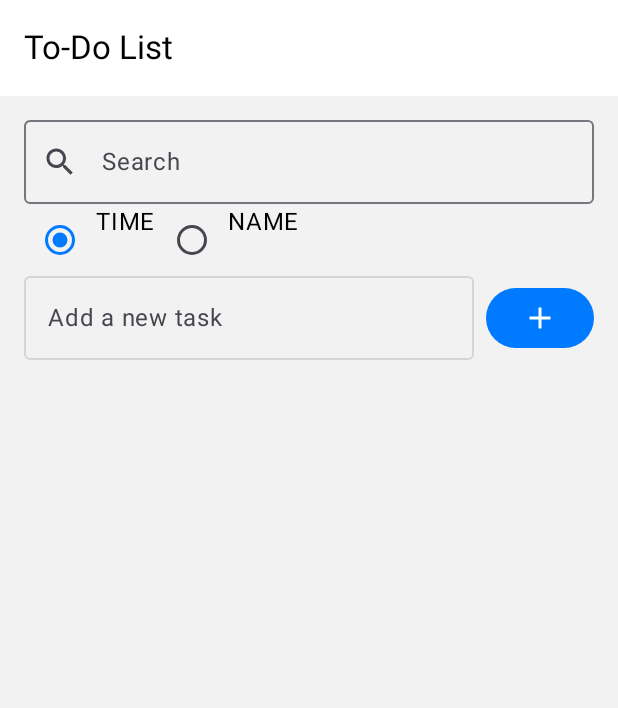
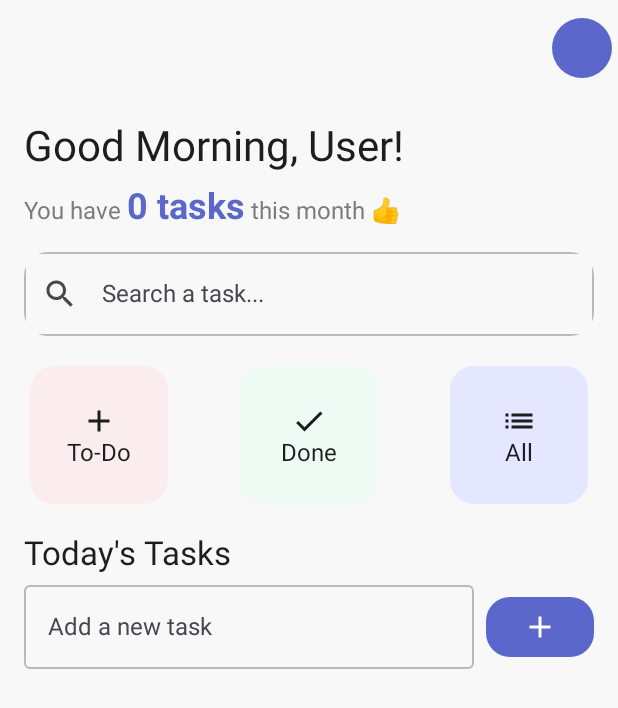
Before and after one commit to LeonixZx/ToDoList2, an Android app built with Jetpack Compose: the screen it shows after launch (MainActivity), on a phone screen of 412 x 824 dp. Shown: the top 708 px of the screen. Run offline under Robolectric (Android 15) with nearby library versions, the phone set to English and light mode, and no system bars; our stand-ins replace AdMob; 3 statements that could not run were skipped.

Commit message:
New Theme 2 with button filter

```diff
--- a/app/src/main/java/com/example/todolist/MainActivity.kt
+++ b/app/src/main/java/com/example/todolist/MainActivity.kt
@@ -3,29 +3,39 @@ package com.example.todolist
 import android.os.Bundle
 import androidx.activity.ComponentActivity
 import androidx.activity.compose.setContent
+import androidx.compose.foundation.ExperimentalFoundationApi
+import androidx.compose.foundation.background
+import androidx.compose.foundation.clickable
 import androidx.compose.foundation.layout.*
 import androidx.compose.foundation.lazy.LazyColumn
 import androidx.compose.foundation.lazy.items
+import androidx.compose.foundation.shape.CircleShape
 import androidx.compose.foundation.shape.RoundedCornerShape
 import androidx.compose.material.icons.Icons
-import androidx.compose.material.icons.filled.Add
-import androidx.compose.material.icons.filled.Delete
+import androidx.compose.material.icons.filled.*
 import androidx.compose.material3.*
 import androidx.compose.runtime.*
 import androidx.compose.ui.Alignment
 import androidx.compose.ui.Modifier
 import androidx.compose.ui.draw.clip
+import androidx.compose.ui.graphics.Color
+import androidx.compose.ui.graphics.vector.ImageVector
+import androidx.compose.ui.text.SpanStyle
+import androidx.compose.ui.text.buildAnnotatedString
+import androidx.compose.ui.text.font.FontWeight
 import androidx.compose.ui.text.style.TextDecoration
+import androidx.compose.ui.text.withStyle
 import androidx.compose.ui.unit.dp
+import androidx.compose.ui.unit.sp
 import androidx.lifecycle.viewmodel.compose.viewModel
-import com.example.todolist.ui.theme.MacOSTheme
-
-import androidx.compose.foundation.ExperimentalFoundationApi
-import androidx.compose.material.icons.filled.Search
-import androidx.compose.ui.graphics.Color
+import com.example.todolist.ui.theme.AppTheme
+import com.example.todolist.ui.theme.AppColors
 import java.text.SimpleDateFormat
 import java.util.*
-
+import androidx.compose.material.icons.filled.CheckCircle
+import androidx.compose.material.icons.filled.List
+import androidx.compose.material.icons.filled.Add
+import androidx.compose.material.icons.filled.Check
 
 class MainActivity : ComponentActivity() {
     private lateinit var adMobManager: AdMobManager
@@ -34,7 +44,7 @@ class MainActivity : ComponentActivity() {
         super.onCreate(savedInstanceState)
         adMobManager = (application as TodoApplication).adMobManager
         setContent {
-            MacOSTheme {
+            AppTheme {
                 TodoApp()
             }
         }
@@ -51,16 +61,24 @@ class MainActivity : ComponentActivity() {
 fun TodoApp(todoViewModel: TodoViewModel = viewModel()) {
     var newTodoText by remember { mutableStateOf("") }
     var searchQuery by remember { mutableStateOf("") }
-    var sortOption by remember { mutableStateOf(SortOption.TIME) }
+    var selectedCategory by remember { mutableStateOf(TaskCategory.ALL) }
 
     Scaffold(
         topBar = {
             TopAppBar(
-                title = { Text("To-Do List") },
+                title = { },
                 colors = TopAppBarDefaults.topAppBarColors(
-                    containerColor = MaterialTheme.colorScheme.surface,
-                    titleContentColor = MaterialTheme.colorScheme.onSurface
-                )
+                    containerColor = MaterialTheme.colorScheme.background,
+                    titleContentColor = MaterialTheme.colorScheme.onBackground
+                ),
+                actions = {
+                    Box(
+                        modifier = Modifier
+                            .size(40.dp)
+                            .clip(CircleShape)
+                            .background(AppColors.Primary)
+                    )
+                }
             )
         }
     ) { innerPadding ->
@@ -70,14 +88,23 @@ fun TodoApp(todoViewModel: TodoViewModel = viewModel()) {
                 .padding(innerPadding)
                 .padding(16.dp)
         ) {
+            Greeting("User")
+            Spacer(modifier = Modifier.height(8.dp))
+            TaskCount(todoViewModel.todos.size)
+            Spacer(modifier = Modifier.height(16.dp))
             SearchBar(
                 query = searchQuery,
                 onQueryChange = { searchQuery = it }
             )
-            SortingOptions(
-                currentOption = sortOption,
-                onOptionSelected = { sortOption = it }
+            Spacer(modifier = Modifier.height(16.dp))
+            CategoryButtons(selectedCategory) { selectedCategory = it }
+            Spacer(modifier = Modifier.height(16.dp))
+            Text(
+                "Today's Tasks",
+                style = MaterialTheme.typography.titleLarge,
+                color = AppColors.DarkText
             )
+            Spacer(modifier = Modifier.height(8.dp))
             TodoInput(
                 value = newTodoText,
                 onValueChange = { newTodoText = it },
@@ -90,7 +117,7 @@ fun TodoApp(todoViewModel: TodoViewModel = viewModel()) {
             )
             Spacer(modifier = Modifier.height(16.dp))
             TodoList(
-                todos = todoViewModel.getTodos(searchQuery, sortOption),
+                todos = todoViewModel.getTodos(searchQuery, selectedCategory),
                 onToggleTodo = { todoViewModel.toggleTodo(it) },
                 onDeleteTodo = { todoViewModel.deleteTodo(it) }
             )
@@ -99,29 +126,106 @@ fun TodoApp(todoViewModel: TodoViewModel = viewModel()) {
 }
 
 @Composable
+fun Greeting(name: String) {
+    val greeting = when (Calendar.getInstance().get(Calendar.HOUR_OF_DAY)) {
+        in 0..11 -> "Good Morning"
+        in 12..16 -> "Good Afternoon"
+        in 17..20 -> "Good Evening"
+        else -> "Good Night"
+    }
+    Text(
+        text = "$greeting, $name!",
+        style = MaterialTheme.typography.headlineMedium,
+        color = AppColors.DarkText
+    )
+}
+
+@Composable
+fun TaskCount(count: Int) {
+    Text(
+        text = buildAnnotatedString {
+            append("You have ")
+            withStyle(style = SpanStyle(
+                color = AppColors.Primary,
+                fontWeight = FontWeight.Bold,
+                fontSize = 24.sp
+            )) {
+                append("$count tasks")
+            }
+            append(" this month 👍")
+        },
+        style = MaterialTheme.typography.bodyLarge,
+        color = AppColors.LightText
+    )
+}
+
+@Composable
 fun SearchBar(query: String, onQueryChange: (String) -> Unit) {
     OutlinedTextField(
         value = query,
         onValueChange = onQueryChange,
-        modifier = Modifier.fillMaxWidth(),
-        placeholder = { Text("Search") },
-        leadingIcon = { Icon(Icons.Default.Search, contentDescription = null) }
+        modifier = Modifier
+            .fillMaxWidth()
+            .clip(RoundedCornerShape(16.dp)),
+        placeholder = { Text("Search a task...") },
+        leadingIcon = { Icon(Icons.Default.Search, contentDescription = null) },
+        colors = OutlinedTextFieldDefaults.colors(
+            focusedBorderColor = AppColors.Primary,
+            unfocusedBorderColor = AppColors.LightText.copy(alpha = 0.5f)
+        )
     )
 }
 
 @Composable
-fun SortingOptions(currentOption: SortOption, onOptionSelected: (SortOption) -> Unit) {
-    Row {
-        SortOption.values().forEach { option ->
-            RadioButton(
-                selected = currentOption == option,
-                onClick = { onOptionSelected(option) }
-            )
-            Text(option.name)
+fun CategoryButtons(selectedCategory: TaskCategory, onCategorySelected: (TaskCategory) -> Unit) {
+    Row(
+        modifier = Modifier.fillMaxWidth(),
+        horizontalArrangement = Arrangement.SpaceBetween
+    ) {
+        CategoryButton(
+            text = "To-Do",
+            icon = Icons.Default.Add,
+            color = AppColors.LightPink,
+            selected = selectedCategory == TaskCategory.TODO,
+            onClick = { onCategorySelected(TaskCategory.TODO) }
+        )
+        CategoryButton(
+            text = "Done",
+            icon = Icons.Default.Check,
+            color = AppColors.LightGreen,
+            selected = selectedCategory == TaskCategory.DONE,
+            onClick = { onCategorySelected(TaskCategory.DONE) }
+        )
+        CategoryButton(
+            text = "All",
+            icon = Icons.Default.List,
+            color = AppColors.LightPurple,
+            selected = selectedCategory == TaskCategory.ALL,
+            onClick = { onCategorySelected(TaskCategory.ALL) }
+        )
+    }
+}
+
+@Composable
+fun CategoryButton(text: String, icon: ImageVector, color: Color, selected: Boolean, onClick: () -> Unit) {
+    Card(
+        modifier = Modifier
+            .size(100.dp)
+            .padding(4.dp)
+            .clickable(onClick = onClick),
+        colors = CardDefaults.cardColors(containerColor = if (selected) color else color.copy(alpha = 0.5f)),
+        shape = RoundedCornerShape(16.dp)
+    ) {
+        Column(
+            modifier = Modifier.fillMaxSize(),
+            horizontalAlignment = Alignment.CenterHorizontally,
+            verticalArrangement = Arrangement.Center
+        ) {
+            Icon(icon, contentDescription = null, tint = AppColors.DarkText)
+            Text(text, color = AppColors.DarkText)
         }
     }
 }
-
 
 @OptIn(ExperimentalMaterial3Api::class)
 @Composable
@@ -134,14 +238,15 @@ fun TodoInput(value: String, onValueChange: (String) -> Unit, onAddTodo: () -> U
             placeholder = { Text("Add a new task") },
             singleLine = true,
             colors = OutlinedTextFieldDefaults.colors(
-                focusedBorderColor = MaterialTheme.colorScheme.primary,
-                unfocusedBorderColor = MaterialTheme.colorScheme.onSurface.copy(alpha = 0.12f)
+                focusedBorderColor = AppColors.Primary,
+                unfocusedBorderColor = AppColors.LightText.copy(alpha = 0.5f)
             )
         )
         Spacer(modifier = Modifier.width(8.dp))
         Button(
             onClick = onAddTodo,
-            colors = ButtonDefaults.buttonColors(containerColor = MaterialTheme.colorScheme.primary)
+            colors = ButtonDefaults.buttonColors(containerColor = AppColors.Primary),
+            shape = RoundedCornerShape(16.dp)
         ) {
             Icon(Icons.Default.Add, contentDescription = "Add todo")
         }
@@ -173,7 +278,8 @@ fun TodoItem(todo: Todo, onToggle: () -> Unit, onDelete: () -> Unit, modifier: M
         modifier = modifier
             .fillMaxWidth()
             .padding(vertical = 4.dp),
-        elevation = CardDefaults.cardElevation(defaultElevation = 2.dp)
+        elevation = CardDefaults.cardElevation(defaultElevation = 2.dp),
+        shape = RoundedCornerShape(16.dp)
     ) {
         Row(
             modifier = Modifier
@@ -190,7 +296,7 @@ fun TodoItem(todo: Todo, onToggle: () -> Unit, onDelete: () -> Unit, modifier: M
                 Text(
                     text = SimpleDateFormat("MMM dd, yyyy 'at' h:mm a", Locale.getDefault()).format(Date(todo.createdAt)),
                     style = MaterialTheme.typography.bodySmall,
-                    color = MaterialTheme.colorScheme.onSurfaceVariant
+                    color = AppColors.LightText
                 )
             }
             Spacer(modifier = Modifier.width(8.dp))
@@ -198,12 +304,14 @@ fun TodoItem(todo: Todo, onToggle: () -> Unit, onDelete: () -> Unit, modifier: M
                 onClick = { onToggle() },
                 label = { Text(if (todo.isCompleted) "Completed" else "Pending") },
                 colors = AssistChipDefaults.assistChipColors(
-                    containerColor = if (todo.isCompleted) Color(0xFF4CAF50) else Color(0xFFFFA000)
+                    containerColor = if (todo.isCompleted) AppColors.LightGreen else AppColors.LightPink
                 )
             )
             IconButton(onClick = onDelete) {
-                Icon(Icons.Default.Delete, contentDescription = "Delete")
+                Icon(Icons.Default.Delete, contentDescription = "Delete", tint = AppColors.Secondary)
             }
         }
     }
 }
+
+enum class TaskCategory { TODO, DONE, ALL }
--- a/app/src/main/java/com/example/todolist/TodoViewModel.kt
+++ b/app/src/main/java/com/example/todolist/TodoViewModel.kt
@@ -69,4 +69,19 @@ class TodoViewModel(application: Application) : AndroidViewModel(application) {
             saveTodos()
         }
     }
+
+
+
+    fun getTodos(query: String, category: TaskCategory): List<Todo> {
+        return _todos.filter { todo ->
+            (todo.task.contains(query, ignoreCase = true)) &&
+                    when (category) {
+                        TaskCategory.TODO -> !todo.isCompleted
+                        TaskCategory.DONE -> todo.isCompleted
+                        TaskCategory.ALL -> true
+                    }
+        }
+    }
+
+
 }
--- a/app/src/main/java/com/example/todolist/ui/theme/MacOSColors.kt
+++ /dev/null
@@ -1,16 +0,0 @@
-package com.example.todolist.ui.theme
-
-import androidx.compose.ui.graphics.Color
-
-object MacOSColors {
-    val Background = Color(0xFFF2F2F2)
-    val Surface = Color(0xFFFFFFFF)
-    val Primary = Color(0xFF007AFF)
-    val PrimaryVariant = Color(0xFF0056B3)
-    val Secondary = Color(0xFF5AC8FA)
-    val SecondaryVariant = Color(0xFF4BA0C8)
-    val OnBackground = Color(0xFF000000)
-    val OnSurface = Color(0xFF000000)
-    val OnPrimary = Color(0xFFFFFFFF)
-    val OnSecondary = Color(0xFF000000)
-}
--- a/app/src/main/java/com/example/todolist/ui/theme/Theme.kt
+++ b/app/src/main/java/com/example/todolist/ui/theme/Theme.kt
@@ -1,37 +1,58 @@
 package com.example.todolist.ui.theme
 
-import com.example.todolist.ui.theme.MacOSColors
 import androidx.compose.foundation.isSystemInDarkTheme
 import androidx.compose.material3.MaterialTheme
 import androidx.compose.material3.lightColorScheme
 import androidx.compose.material3.darkColorScheme
 import androidx.compose.runtime.Composable
 import androidx.compose.ui.graphics.Color
+import androidx.compose.ui.text.TextStyle
+import androidx.compose.ui.text.font.FontFamily
+import androidx.compose.ui.text.font.FontWeight
+import androidx.compose.ui.unit.sp
+
+object AppColors {
+    val Primary = Color(0xFF5B67CA)
+    val Secondary = Color(0xFFFF6B6B)
+    val Background = Color(0xFFF8F8F8)
+    val Surface = Color.White
+    val OnPrimary = Color.White
+    val OnSecondary = Color.White
+    val OnBackground = Color(0xFF1D1D1D)
+    val OnSurface = Color(0xFF1D1D1D)
+
+    val LightPurple = Color(0xFFE4E7FF)
+    val LightPink = Color(0xFFFFE4E4)
+    val LightGreen = Color(0xFFE4FFF1)
+    val LightYellow = Color(0xFFFFF8E1)
+    val DarkText = Color(0xFF1D1D1D)
+    val LightText = Color(0xFF7C7C7C)
+}
 
 private val LightColorScheme = lightColorScheme(
-    primary = MacOSColors.Primary,
-    secondary = MacOSColors.Secondary,
-    background = MacOSColors.Background,
-    surface = MacOSColors.Surface,
-    onPrimary = MacOSColors.OnPrimary,
-    onSecondary = MacOSColors.OnSecondary,
-    onBackground = MacOSColors.OnBackground,
-    onSurface = MacOSColors.OnSurface
+    primary = AppColors.Primary,
+    secondary = AppColors.Secondary,
+    background = AppColors.Background,
+    surface = AppColors.Surface,
+    onPrimary = AppColors.OnPrimary,
+    onSecondary = AppColors.OnSecondary,
+    onBackground = AppColors.OnBackground,
+    onSurface = AppColors.OnSurface
 )
 
 private val DarkColorScheme = darkColorScheme(
-    primary = MacOSColors.Primary,
-    secondary = MacOSColors.Secondary,
+    primary = AppColors.Primary,
+    secondary = AppColors.Secondary,
     background = Color(0xFF1E1E1E),
     surface = Color(0xFF2D2D2D),
-    onPrimary = MacOSColors.OnPrimary,
-    onSecondary = MacOSColors.OnSecondary,
+    onPrimary = AppColors.OnPrimary,
+    onSecondary = AppColors.OnSecondary,
     onBackground = Color.White,
     onSurface = Color.White
 )
 
 @Composable
-fun MacOSTheme(
+fun AppTheme(
     darkTheme: Boolean = isSystemInDarkTheme(),
     content: @Composable () -> Unit
 ) {
@@ -43,3 +64,22 @@ fun MacOSTheme(
         content = content
     )
 }
+
+val Typography = androidx.compose.material3.Typography(
+    bodyLarge = TextStyle(
+        fontFamily = FontFamily.Default,
+        fontWeight = FontWeight.Normal,
+        fontSize = 16.sp
+    ),
+    titleLarge = TextStyle(
+        fontFamily = FontFamily.Default,
+        fontWeight = FontWeight.Normal,
+        fontSize = 22.sp
+    ),
+    labelSmall = TextStyle(
+        fontFamily = FontFamily.Default,
+        fontWeight = FontWeight.Medium,
+        fontSize = 11.sp
+    )
+    // Add other text styles here as needed
+)
--- a/app/src/main/java/com/example/todolist/ui/theme/Type.kt
+++ /dev/null
@@ -1,34 +0,0 @@
-package com.example.todolist.ui.theme
-
-import androidx.compose.material3.Typography
-import androidx.compose.ui.text.TextStyle
-import androidx.compose.ui.text.font.FontFamily
-import androidx.compose.ui.text.font.FontWeight
-import androidx.compose.ui.unit.sp
-
-// Set of Material typography styles to start with
-val Typography = Typography(
-    bodyLarge = TextStyle(
-        fontFamily = FontFamily.Default,
-        fontWeight = FontWeight.Normal,
-        fontSize = 16.sp,
-        lineHeight = 24.sp,
-        letterSpacing = 0.5.sp
-    )
-    /* Other default text styles to override
-    titleLarge = TextStyle(
-        fontFamily = FontFamily.Default,
-        fontWeight = FontWeight.Normal,
-        fontSize = 22.sp,
-        lineHeight = 28.sp,
-        letterSpacing = 0.sp
-    ),
-    labelSmall = TextStyle(
-        fontFamily = FontFamily.Default,
-        fontWeight = FontWeight.Medium,
-        fontSize = 11.sp,
-        lineHeight = 16.sp,
-        letterSpacing = 0.5.sp
-    )
-    */
-)
```
